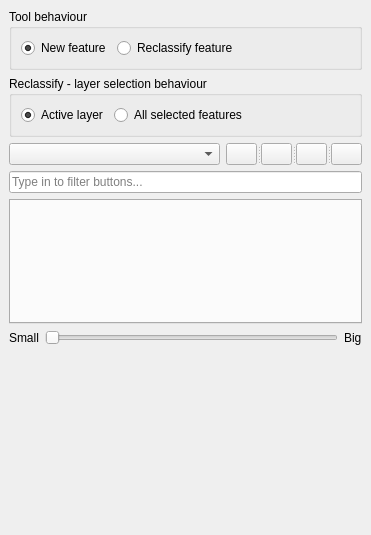
Old version of the form gui/ProductionTools/Toolboxes/FieldToolBox/customFeatureTool.ui in the repository dsgoficial/DsgTools.
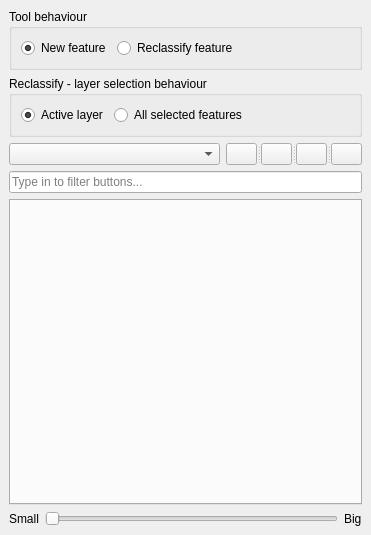
New version of the form. Icons and pictures are not drawn. Custom widgets are drawn as their Qt base class.

Commit message: moved tabs to horizontal position. size readjusted

The edit to the form file:
```diff
--- a/gui/ProductionTools/Toolboxes/FieldToolBox/customFeatureTool.ui
+++ b/gui/ProductionTools/Toolboxes/FieldToolBox/customFeatureTool.ui
@@ -242,19 +242,6 @@
       </item>
      </layout>
     </item>
-    <item row="4" column="0">
-     <spacer name="verticalSpacer">
-      <property name="orientation">
-       <enum>Qt::Vertical</enum>
-      </property>
-      <property name="sizeHint" stdset="0">
-       <size>
-        <width>20</width>
-        <height>80</height>
-       </size>
-      </property>
-     </spacer>
-    </item>
     <item row="3" column="0" colspan="2">
      <layout class="QHBoxLayout" name="horizontalLayout_5">
       <item>
```
Left out of the diff: 1 changed line with no effect on the pictures. The commit also changes 1 other file.
